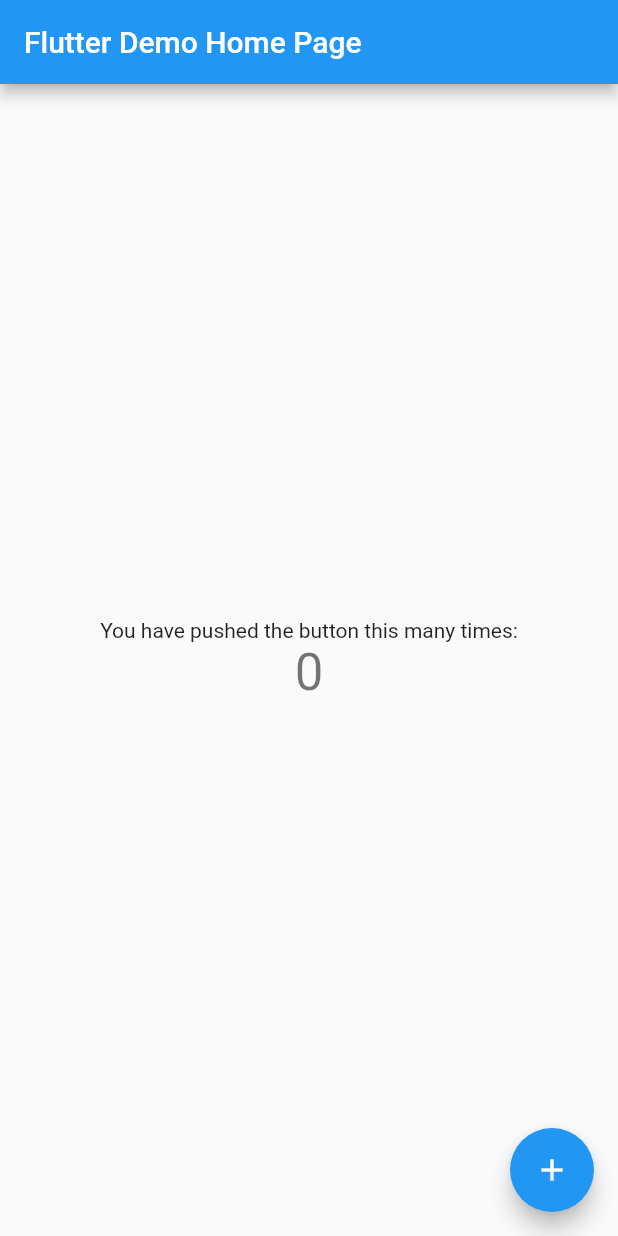
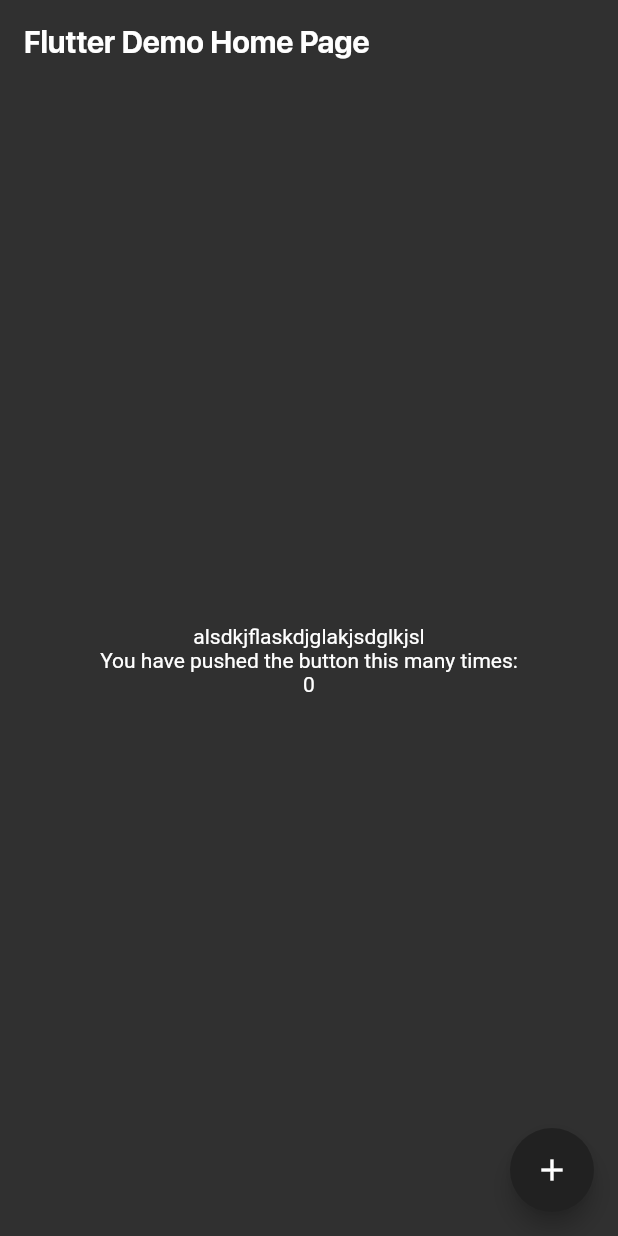
Before and after one commit to uhsmssschoolApp/mpl-app, a Flutter app: the screen it shows after launch, on a phone screen of 412 x 824 dp. Run offline on Flutter 3.47's test engine with Material 2 defaults, Android fonts, the phone set to English and light mode, and no system bars.

Commit message:
added dark themedata

```diff
--- /dev/null
+++ b/lib/consts/consts.dart
@@ -0,0 +1,8 @@
+import 'package:flutter/material.dart';
+
+Color darkThemeBg = const Color(0xFF292929);
+Color darkThemePrimary = const Color(0xFF303030);
+Color darkThemeVariant = const Color(0xFF212121);
+Color darkThemeSurface = const Color(0xFF363636);
+
+Color themeSecondary = const Color(0xFF212121);
--- a/lib/main.dart
+++ b/lib/main.dart
@@ -1,4 +1,5 @@
 import 'package:flutter/material.dart';
+import 'package:mpl_app/theme/themedata.dart';
 
 void main() {
   runApp(const MyApp());
@@ -12,18 +13,7 @@ class MyApp extends StatelessWidget {
   Widget build(BuildContext context) {
     return MaterialApp(
       title: 'Flutter Demo',
-      theme: ThemeData(
-        // This is the theme of your application.
-        //
-        // Try running your application with "flutter run". You'll see the
-        // application has a blue toolbar. Then, without quitting the app, try
-        // changing the primarySwatch below to Colors.green and then invoke
-        // "hot reload" (press "r" in the console where you ran "flutter run",
-        // or simply save your changes to "hot reload" in a Flutter IDE).
-        // Notice that the counter didn't reset back to zero; the application
-        // is not restarted.
-        primarySwatch: Colors.blue,
-      ),
+      theme: myThemes.darkTheme,
       home: const MyHomePage(title: 'Flutter Demo Home Page'),
     );
   }
@@ -95,12 +85,13 @@ class _MyHomePageState extends State<MyHomePage> {
           // horizontal).
           mainAxisAlignment: MainAxisAlignment.center,
           children: <Widget>[
+            const Text("alsdkjflaskdjglakjsdglkjsl"),
             const Text(
               'You have pushed the button this many times:',
             ),
             Text(
               '$_counter',
-              style: Theme.of(context).textTheme.headline4,
+              // style: Theme.of(context).textTheme.headline4,
             ),
           ],
         ),
--- /dev/null
+++ b/lib/theme/themedata.dart
@@ -0,0 +1,33 @@
+import 'package:flutter/material.dart';
+import 'package:mpl_app/consts/consts.dart';
+
+class myThemes {
+  static final darkTheme = ThemeData(
+    shadowColor: Colors.black,
+    unselectedWidgetColor: Colors.grey,
+    colorScheme: ColorScheme(
+      primary: darkThemePrimary,
+      primaryVariant: darkThemeVariant,
+      secondary: themeSecondary,
+      secondaryVariant: Colors.black,
+      surface: darkThemeSurface,
+      background: darkThemeBg,
+      error: Colors.red,
+      onPrimary: Colors.white,
+      onSecondary: Colors.white,
+      onSurface: Colors.white,
+      onBackground: Colors.white,
+      onError: Colors.white,
+      brightness: Brightness.dark,
+    ),
+    iconTheme: const IconThemeData(color: Colors.white),
+    appBarTheme: const AppBarTheme(
+      backgroundColor: Colors.transparent,
+      elevation: 0,
+      titleTextStyle: TextStyle(
+        fontFamily: "SFBold",
+        fontSize: 20,
+      ),
+    ),
+  );
+}
```
Also changed, not shown: pubspec.yaml (+9 -15 lines), assets/SF-UI-Display-Black.ttf (added), assets/SF-UI-Display-Bold.ttf (added), assets/SF-UI-Display-Regular.ttf (added).
